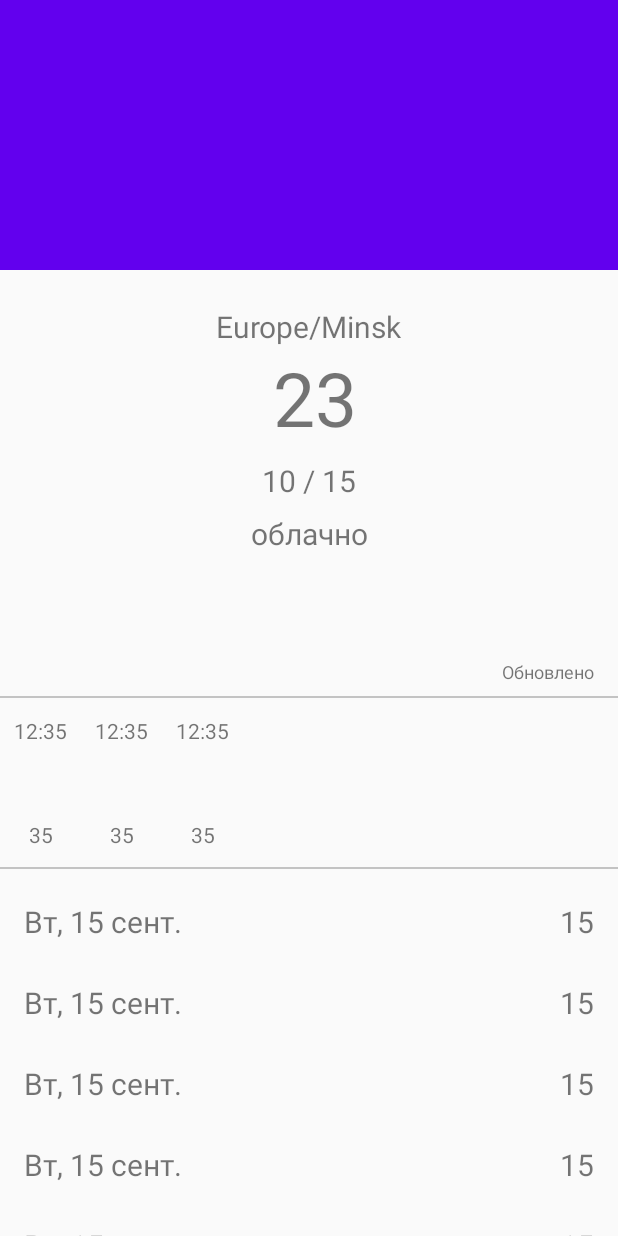
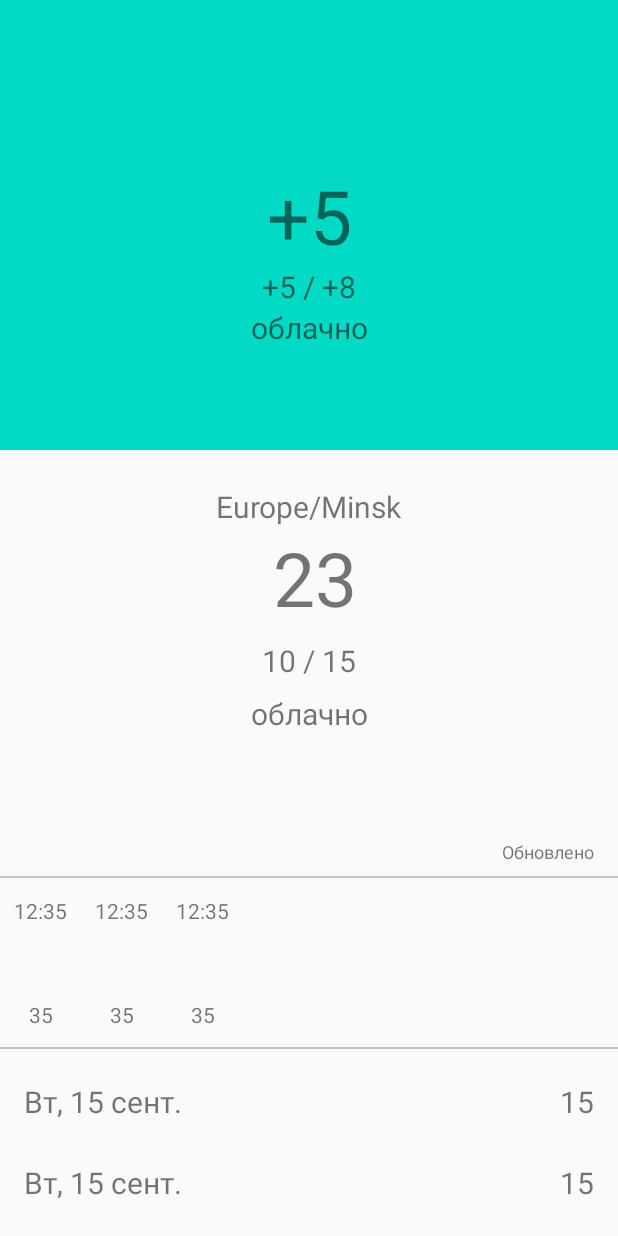
Before and after one commit to pashssh/Weather, an Android app: the layout weather_fragment.xml on its own in the app's theme, with its tools: preview values and no code run, on a phone screen of 412 x 824 dp. Run offline under Robolectric (Android 15) with nearby library versions, the phone set to English and light mode, and no system bars.

Commit message:
collapse toolbar mod

```diff
--- a/app/build.gradle
+++ b/app/build.gradle
@@ -50,6 +50,9 @@ dependencies {
     androidTestImplementation 'androidx.test.ext:junit:1.1.2'
     androidTestImplementation 'androidx.test.espresso:espresso-core:3.3.0'
 
+//    implementation 'com.google.android.material:material:1.3.0-alpha04'
+
+
     //JSON converter moshi
     implementation "com.squareup.moshi:moshi:$moshi_version"
     implementation "com.squareup.moshi:moshi-kotlin:$moshi_version"
--- a/app/src/main/java/com/pashssh/weather/ui/weatherDisplay/WeatherFragment.kt
+++ b/app/src/main/java/com/pashssh/weather/ui/weatherDisplay/WeatherFragment.kt
@@ -41,6 +41,9 @@ class WeatherFragment : Fragment() {
         binding.hourlyWeatherView.adapter = HourlyAdapter()
         binding.dailyWeatherView.adapter = DailyAdapter()
 
+        val toolbar = binding.toolbarLayout
+        toolbar.title = " "
+
         (activity as AppCompatActivity).setSupportActionBar(binding.toolbar)
 
 
@@ -59,6 +62,7 @@ class WeatherFragment : Fragment() {
                 Log.e("REPO", "данные по запросу не получены")
             } else {
                 Log.e("REPO", "получены данные по запросу")
+                toolbar.title = it.location
             }
 
         })
--- a/app/src/main/res/layout/weather_fragment.xml
+++ b/app/src/main/res/layout/weather_fragment.xml
@@ -18,15 +18,21 @@
         <com.google.android.material.appbar.AppBarLayout
             android:id="@+id/app_bar"
             android:layout_width="match_parent"
-            android:layout_height="180dp"
+            android:layout_height="300dp"
             android:fitsSystemWindows="true">
 
             <com.google.android.material.appbar.CollapsingToolbarLayout
                 android:id="@+id/toolbar_layout"
                 android:layout_width="match_parent"
                 android:layout_height="match_parent"
+                android:background="@color/colorAccent"
                 android:fitsSystemWindows="true"
+                app:collapsedTitleTextAppearance="@style/TextAppearance.MyApp.Title.Collapsed"
+                app:expandedTitleTextAppearance="@style/TextAppearance.MyApp.Title.Expanded"
                 app:contentScrim="?attr/colorPrimary"
+                app:expandedTitleGravity="top|center"
+                app:expandedTitleMarginTop="90dp"
+                app:collapsedTitleGravity="center"
                 app:layout_scrollFlags="scroll|exitUntilCollapsed"
                 app:toolbarId="@+id/toolbar">
 
@@ -34,9 +40,45 @@
                     android:id="@+id/toolbar"
                     android:layout_width="match_parent"
                     android:layout_height="?attr/actionBarSize"
-                    app:layout_collapseMode="pin" />
+                    app:layout_collapseMode="pin"/>
+
+                <LinearLayout
+                    app:layout_collapseMode="parallax"
+                    app:layout_collapseParallaxMultiplier="2"
+                    android:layout_marginTop="110dp"
+                    android:layout_width="match_parent"
+                    android:layout_height="wrap_content"
+                    android:orientation="vertical">
+
+                    <TextView
+                        android:layout_width="match_parent"
+                        android:layout_height="wrap_content"
+                        android:text="@{@string/temp_format(viewModel.dataWeather.temperature)}"
+                        android:textAlignment="center"
+                        tools:text="+5"
+                        android:textSize="50sp" />
+
+                    <TextView
+                        android:layout_width="match_parent"
+                        android:layout_height="wrap_content"
+                        android:text="@{@string/temp_format(viewModel.dataWeather.minTemp)}"
+                        android:textAlignment="center"
+                        tools:text="+5 / +8"
+                        android:textSize="20dp"/>
+
+                    <TextView
+                        android:layout_width="match_parent"
+                        android:layout_height="wrap_content"
+                        android:text="@{viewModel.dataWeather.cloudsDescription}"
+                        tools:text="облачно"
+                        android:textAlignment="center"
+                        android:textSize="20sp"/>
+                </LinearLayout>
+
 
             </com.google.android.material.appbar.CollapsingToolbarLayout>
+
+
         </com.google.android.material.appbar.AppBarLayout>
 
 
--- a/app/src/main/res/values/styles.xml
+++ b/app/src/main/res/values/styles.xml
@@ -13,5 +13,18 @@
         <item name="android:windowActionBarOverlay">true</item>
     </style>
 
+    <style name="TextAppearance.MyApp.Title.Collapsed" parent="android:TextAppearance">
+        <item name="android:textColor">@android:color/white</item>
+        <item name="android:textSize">11sp</item>
+        <item name="android:layout_marginEnd">10dp</item>
+    </style>
+
+    <style name="TextAppearance.MyApp.Title.Expanded" parent="android:TextAppearance">
+        <item name="android:textColor">@android:color/white</item>
+        <item name="android:textSize">11sp</item>
+        <item name="android:layout_marginEnd">10dp</item>
+
+    </style>
+
 
 </resources>
```
